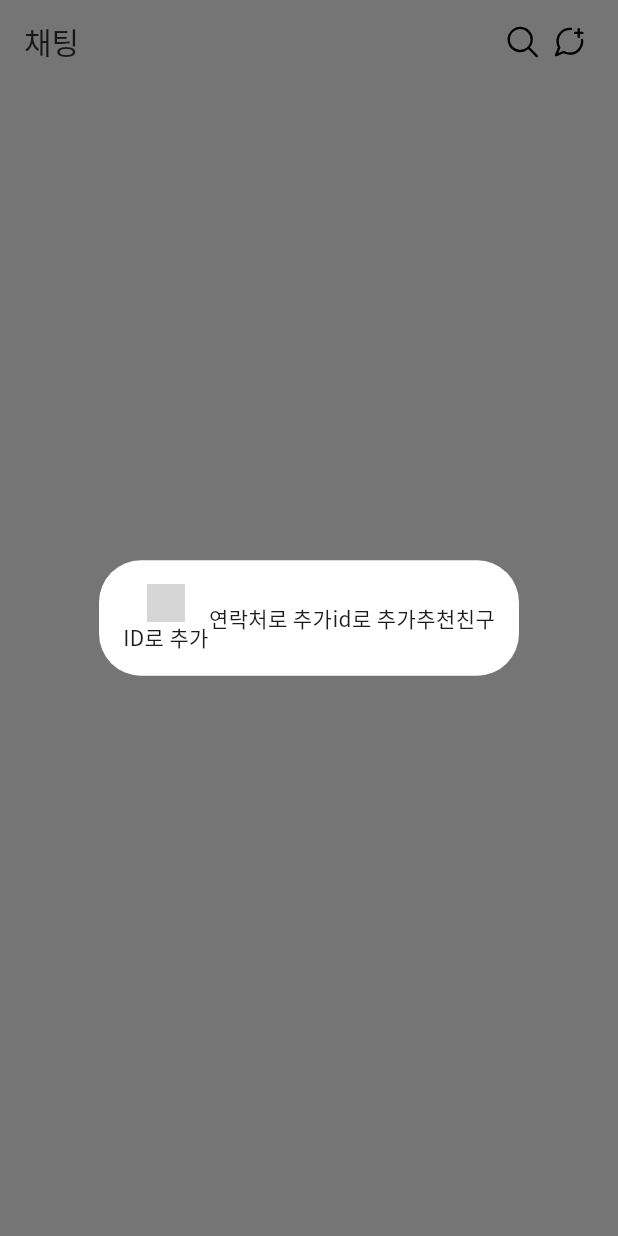
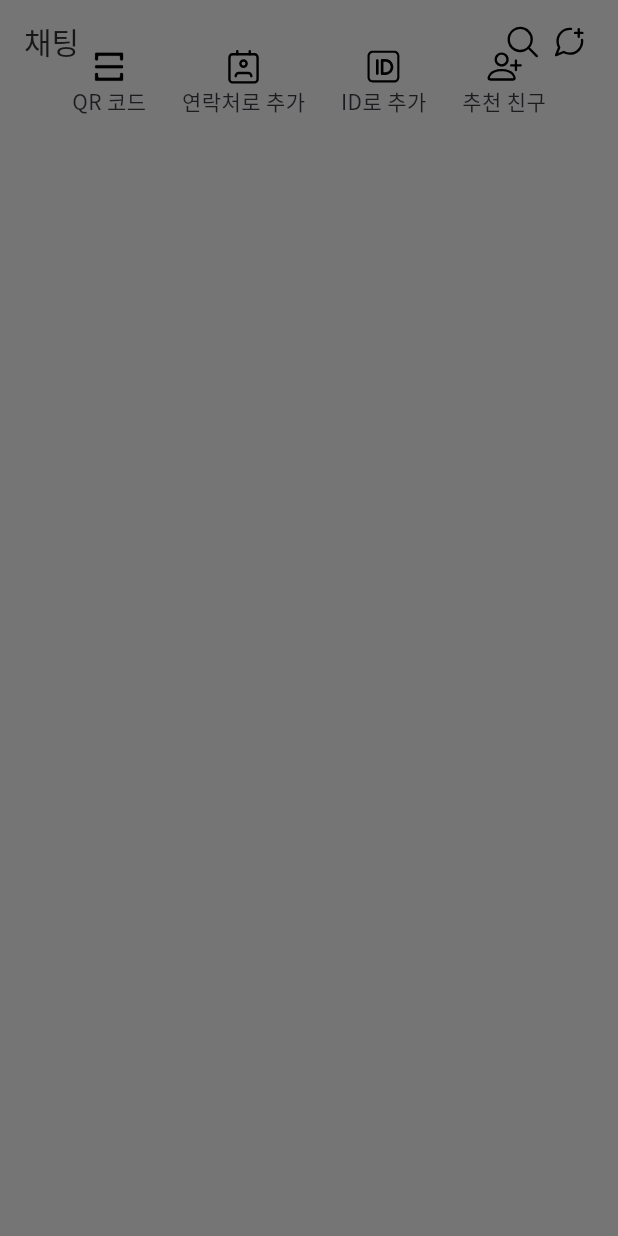
Before and after one commit to heidi505/advanced_secondPJ_team3, a Flutter app: the MainAppBar widget shown alone on an empty page, opened directly, after a tap on an icon or button, on a phone screen of 412 x 824 dp. Run offline on Flutter 3.47's test engine with Material 3 defaults, Android fonts, the phone set to English and light mode, and no system bars; our stand-ins replace cloud_firestore, dio, firebase_core, firebase_messaging, flutter_local_notifications, flutter_riverpod and 8 more; missing offline and left inert: dart:ffi; accounts and stored records are empty; grey boxes are pictures that could not be loaded.

Commit message:
친추메인화면

```diff
--- a/lib/ui/widgets/appbar/main_app_bar.dart
+++ b/lib/ui/widgets/appbar/main_app_bar.dart
@@ -5,6 +5,7 @@ import 'package:flutter_svg/flutter_svg.dart';
 import 'package:team3_kakao/_core/constants/color.dart';
 import 'package:team3_kakao/_core/constants/size.dart';
 import 'package:team3_kakao/ui/pages/friends/friends_plus_Id_page.dart';
+import 'package:team3_kakao/ui/pages/friends/friends_plus_add_Page.dart';
 
 class MainAppBar extends StatelessWidget implements PreferredSizeWidget {
   String title;
@@ -48,27 +49,7 @@ class MainAppBar extends StatelessWidget implements PreferredSizeWidget {
         ),
         GestureDetector(
           onTap: () {
-            showDialog(
-              context: context,
-              builder: (BuildContext ctx) {
-                return AlertDialog(
-                  contentPadding: EdgeInsets.all(16),
-                  backgroundColor: basicColorW,
-                  content: SingleChildScrollView(
-                    child: Row(
-                      mainAxisAlignment: MainAxisAlignment.spaceAround,
-                      children: [
-                        FriendsPlusIcon(
-                            text: "ID로 추가", linkto: FriendsPlusIdPage()),
-                        Text("연락처로 추가"),
-                        Text("id로 추가"),
-                        Text("추천친구"),
-                      ],
-                    ),
-                  ),
-                );
-              },
-            );
+            _showFriendsPlusModal(context);
           },
           child: SvgPicture.asset(
             imagePathR,
@@ -92,8 +73,10 @@ class MainAppBar extends StatelessWidget implements PreferredSizeWidget {
 class FriendsPlusIcon extends StatelessWidget {
   String text;
   Widget? linkto;
+  String svg;
 
-  FriendsPlusIcon({required this.text, required this.linkto});
+  FriendsPlusIcon(
+      {required this.text, required this.linkto, required this.svg});
 
   @override
   Widget build(BuildContext context) {
@@ -106,7 +89,7 @@ class FriendsPlusIcon extends StatelessWidget {
           child: Column(
         children: [
           SvgPicture.asset(
-            "assets/icon/chat_add_icon.svg",
+            "$svg",
             width: 25,
             height: 25,
           ),
@@ -116,3 +99,39 @@ class FriendsPlusIcon extends StatelessWidget {
     );
   }
 }
+
+_showFriendsPlusModal(BuildContext context) {
+  showDialog(
+    context: context,
+    builder: (BuildContext context) {
+      return Dialog(
+        backgroundColor: Colors.transparent,
+        child: Container(
+          padding: EdgeInsets.all(8.0),
+          child: Row(
+            mainAxisAlignment: MainAxisAlignment.spaceBetween,
+            children: [
+              FriendsPlusIcon(
+                  text: "QR 코드", linkto: null, svg: "assets/icons/qr_icon.svg"),
+              FriendsPlusIcon(
+                text: "연락처로 추가",
+                linkto: FriendsPlusAddPage(),
+                svg: "assets/icons/contact_icon.svg",
+              ),
+              FriendsPlusIcon(
+                text: "ID로 추가",
+                linkto: FriendsPlusIdPage(),
+                svg: "assets/icons/id_add_icon.svg",
+              ),
+              FriendsPlusIcon(
+                text: "추천 친구",
+                linkto: null,
+                svg: "assets/icons/friend_add_icon.svg",
+              ),
+            ],
+          ),
+        ),
+      );
+    },
+  );
+}
```
Also changed, not shown: lib/ui/pages/friends/friends_plus_add_Page.dart (added, +37 -0 lines).
